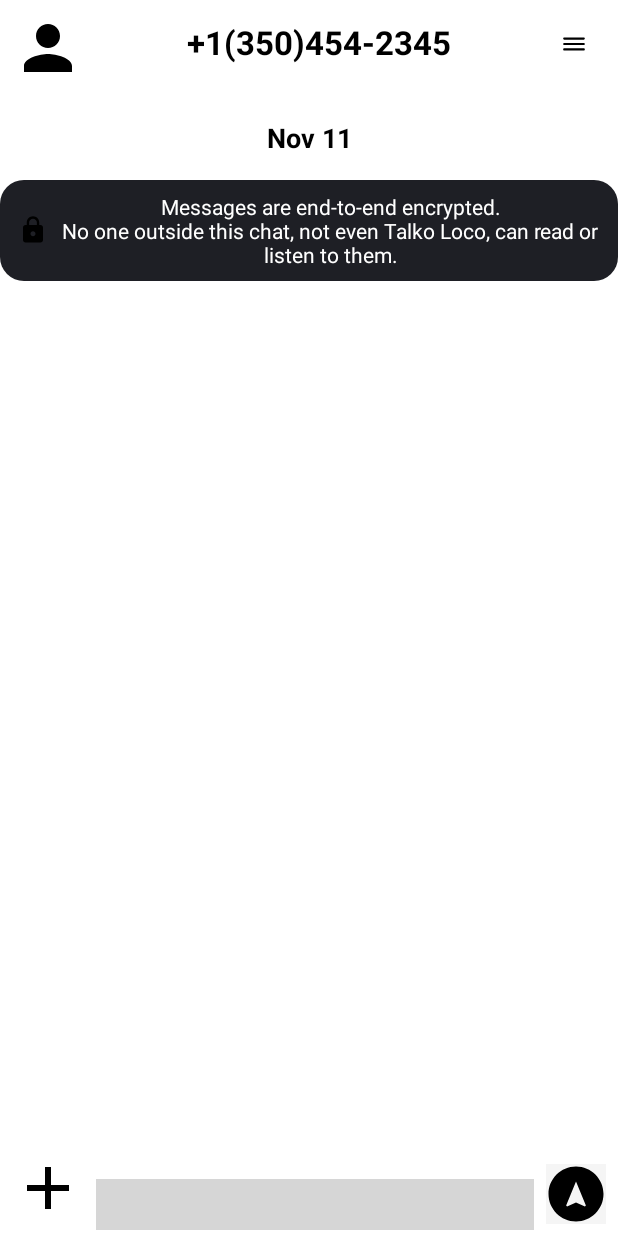
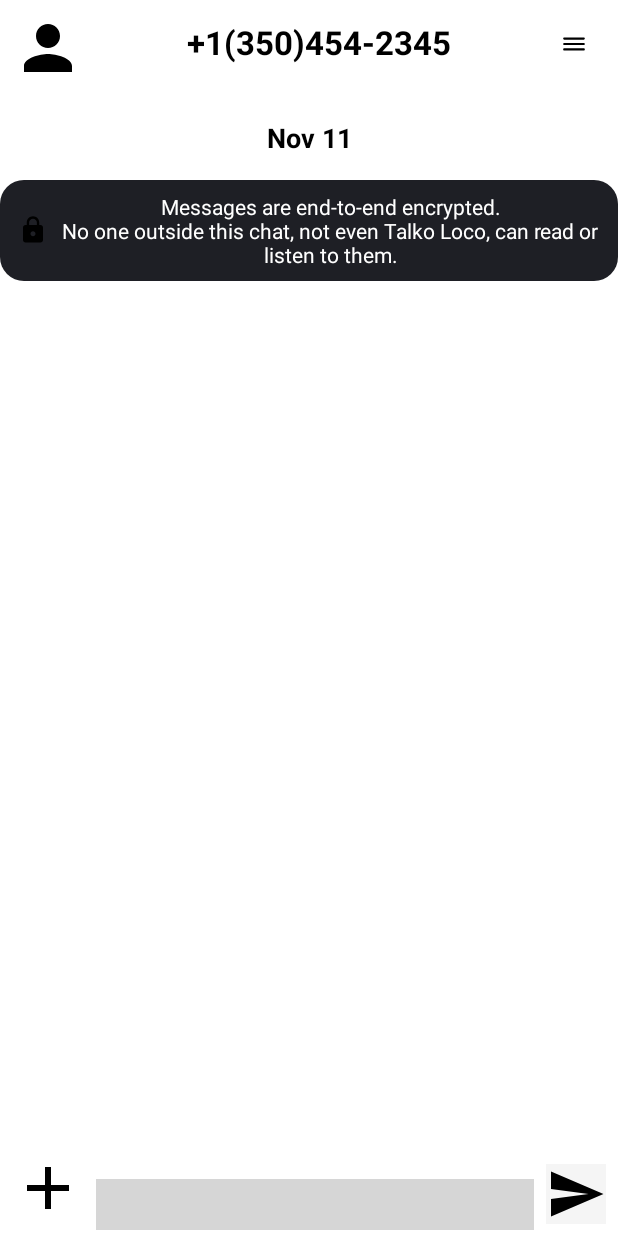
Before and after one commit to tpedr0/TalkoLoco, an Android app: the layout activity_chat.xml on its own in the app's theme, with its tools: preview values and no code run, on a phone screen of 412 x 824 dp. Run offline under Robolectric (Android 15) with nearby library versions, the phone set to English and light mode, and no system bars; grey boxes are pictures that could not be loaded.

Commit message:
new send icon

```diff
--- a/app/src/main/res/drawable/ic_send_message.xml
+++ b/app/src/main/res/drawable/ic_send_message.xml
@@ -1,5 +1,5 @@
-<vector xmlns:android="http://schemas.android.com/apk/res/android" android:height="24dp" android:tint="#000000" android:viewportHeight="24" android:viewportWidth="24" android:width="24dp">
+<vector xmlns:android="http://schemas.android.com/apk/res/android" android:autoMirrored="true" android:height="24dp" android:tint="#000000" android:viewportHeight="24" android:viewportWidth="24" android:width="24dp">
 
-    <path android:fillColor="@android:color/white" android:pathData="M12,1C5.93,1 1,5.93 1,12s4.93,11 11,11 11,-4.93 11,-11S18.07,1 12,1zM15.57,17L12,15.42 8.43,17l-0.37,-0.37L12,7l3.95,9.63 -0.38,0.37z"/>
+    <path android:fillColor="@android:color/white" android:pathData="M2.01,21L23,12 2.01,3 2,10l15,2 -15,2z"/>
 
 </vector>
```
